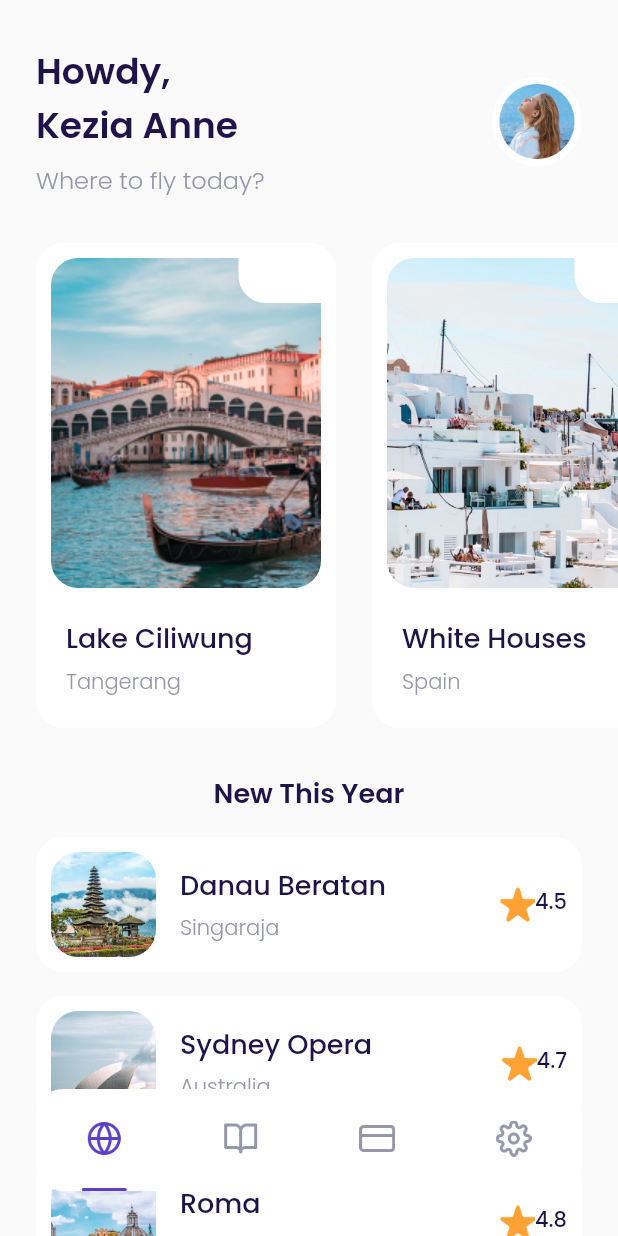
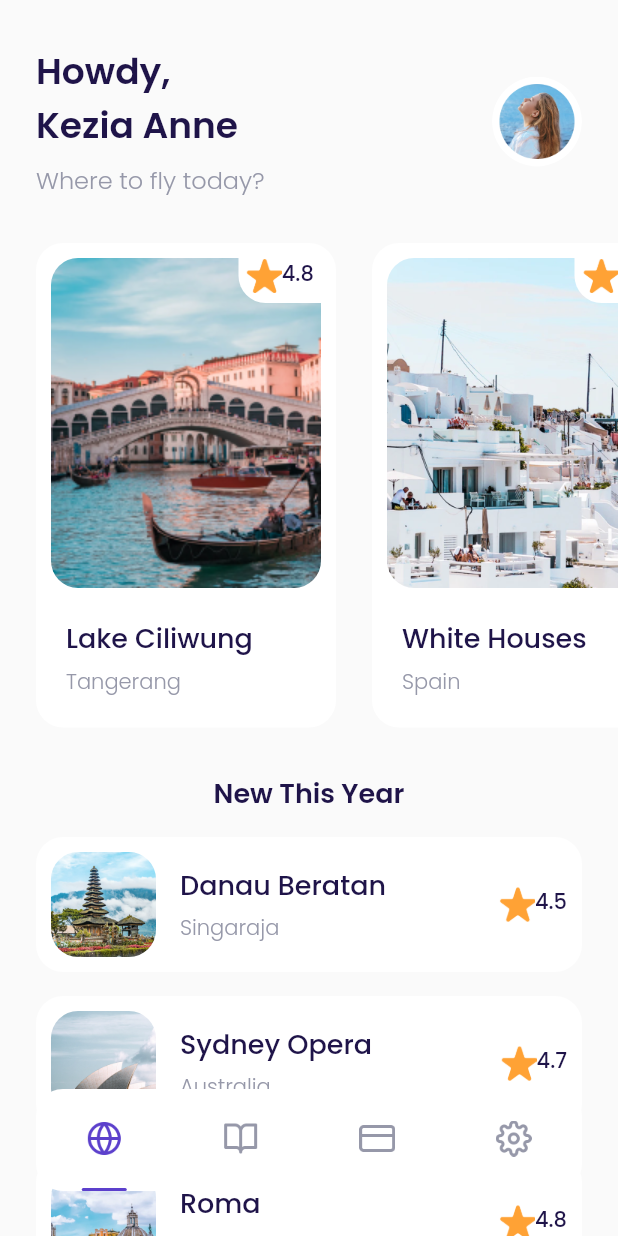
Before and after one commit to ramadhan-eko/Travel-Plane, a Flutter app: the MainPage screen opened by its route, on a phone screen of 412 x 824 dp. Run offline on Flutter 3.47's test engine with Material 2 defaults, Android fonts, the phone set to English and light mode, and no system bars; our stand-ins replace google_fonts.

Commit message:
update icon star destination card

```diff
--- a/lib/ui/widgets/destination_card.dart
+++ b/lib/ui/widgets/destination_card.dart
@@ -53,6 +53,29 @@ class DestinationCard extends StatelessWidget {
                     bottomLeft: Radius.circular(18),
                   ),
                 ),
+                child: Row(
+                  mainAxisAlignment: MainAxisAlignment.center,
+                  crossAxisAlignment: CrossAxisAlignment.start,
+                  children: [
+                    Container(
+                      width: 24,
+                      height: 24,
+                      decoration: BoxDecoration(
+                        image: DecorationImage(
+                          image: AssetImage(
+                            'assets/icon_star.png',
+                          ),
+                        ),
+                      ),
+                    ),
+                    Text(
+                      rating.toString(),
+                      style: blackTextStyle.copyWith(
+                        fontWeight: medium,
+                      ),
+                    ),
+                  ],
+                ),
               ),
             ),
           ),
```
